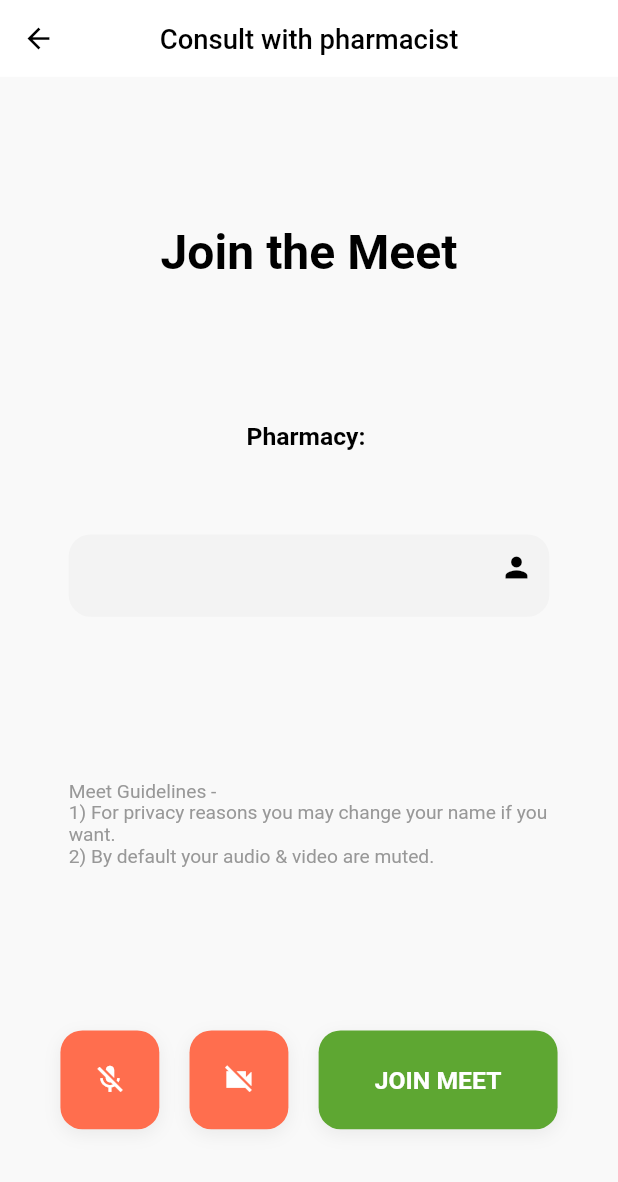
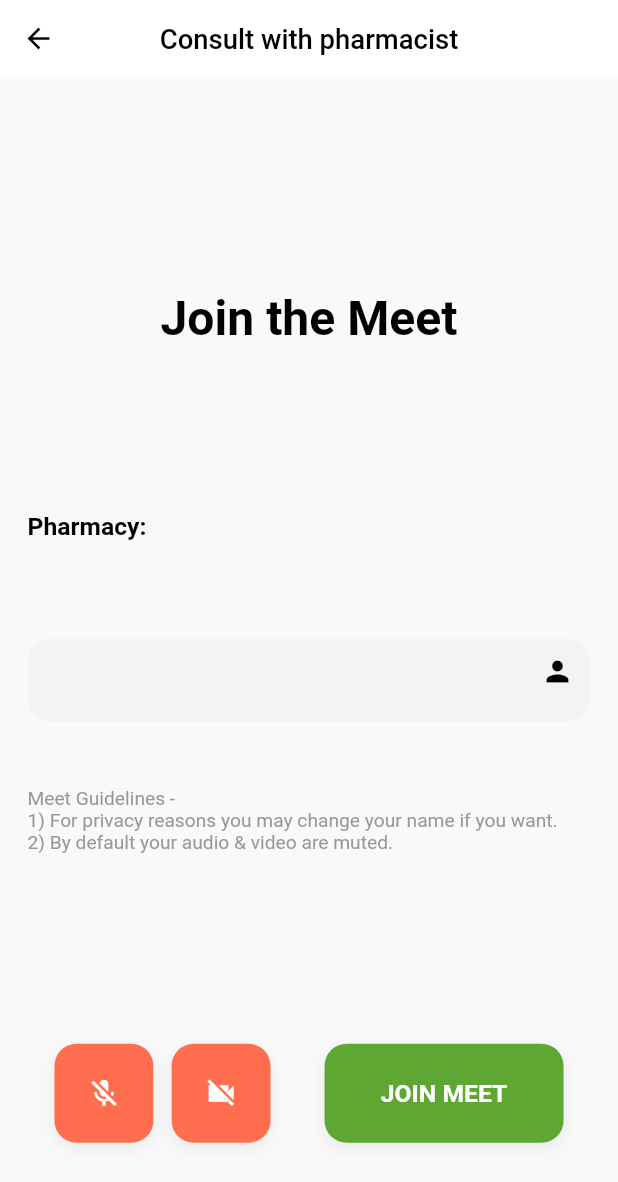
Before and after one commit to alisa-uthi/haiya-client-flutter, a Flutter app: the ConsultationVideoScreen screen opened by its route, on a phone screen of 412 x 824 dp. Shown: the top 1182 px of the screen. Run offline on Flutter 3.47's test engine with Material 2 defaults, Android fonts, the light colour scheme and no system bars; our stand-ins replace cached_network_image, firebase_core, firebase_messaging, flutter_datetime_picker, flutter_local_notifications, flutter_rating_bar and 9 more; missing offline and left inert: enum_to_string, flutter_otp, flutter_polyline_points, flutter_search_bar, jitsi_meet; accounts and stored records are empty.

Commit message:
change layout of ConsultationVideoScreen

```diff
--- a/lib/screens/consultation/consultation_video_screen.dart
+++ b/lib/screens/consultation/consultation_video_screen.dart
@@ -72,10 +72,12 @@ class _ConsultationVideoScreenState extends State<ConsultationVideoScreen> {
         child: Container(
           height: MediaQuery.of(context).size.height,
           width: MediaQuery.of(context).size.width,
+          padding: EdgeInsets.all(kDefaultPadding),
           child: Column(
+            crossAxisAlignment: CrossAxisAlignment.start,
             children: <Widget>[
               const Spacer(flex: 80),
-              Container(
+              Center(
                 child: Text(
                   "Join the Meet",
                   style: TextStyle(
@@ -85,7 +87,6 @@ class _ConsultationVideoScreenState extends State<ConsultationVideoScreen> {
                   ),
                   textAlign: TextAlign.center,
                 ),
-                margin: EdgeInsets.fromLTRB(32, 0, 32, 0),
               ),
               const Spacer(flex: 50),
               Text(
@@ -100,7 +101,6 @@ class _ConsultationVideoScreenState extends State<ConsultationVideoScreen> {
               ),
               const Spacer(flex: 30),
               Container(
-                width: 350,
                 height: 60,
                 decoration: BoxDecoration(
                   color: Color(0xfff3f3f3),
@@ -133,9 +133,8 @@ class _ConsultationVideoScreenState extends State<ConsultationVideoScreen> {
                   ),
                 ),
               ),
-              const Spacer(flex: 58),
+              const Spacer(flex: 20),
               Container(
-                width: 350,
                 child: Text(
                   "Meet Guidelines -\n1) For privacy reasons you may change your name if you want.\n2) By default your audio & video are muted.",
                   style: TextStyle(
@@ -146,8 +145,10 @@ class _ConsultationVideoScreenState extends State<ConsultationVideoScreen> {
               ),
               const Spacer(flex: 58),
               Row(
+                mainAxisAlignment: MainAxisAlignment.spaceAround,
                 children: [
-                  const Spacer(flex: 32),
+                  Row(
+                    children: [
                       GestureDetector(
                         onTap: () {
                           _onAudioMutedChanged(!isAudioMuted);
@@ -155,8 +156,9 @@ class _ConsultationVideoScreenState extends State<ConsultationVideoScreen> {
                         child: AnimatedContainer(
                           duration: Duration(milliseconds: 300),
                           decoration: BoxDecoration(
-                          color:
-                              isAudioMuted ? kPrimaryColor : Color(0xffffffff),
+                              color: isAudioMuted
+                                  ? kPrimaryColor
+                                  : Color(0xffffffff),
                               borderRadius: BorderRadius.circular(16),
                               boxShadow: [
                                 BoxShadow(
@@ -174,7 +176,7 @@ class _ConsultationVideoScreenState extends State<ConsultationVideoScreen> {
                           ),
                         ),
                       ),
-                  const Spacer(flex: 16),
+                      SizedBox(width: kDefaultPadding / 1.5),
                       GestureDetector(
                         onTap: () {
                           _onVideoMutedChanged(!isVideoMuted);
@@ -182,8 +184,9 @@ class _ConsultationVideoScreenState extends State<ConsultationVideoScreen> {
                         child: AnimatedContainer(
                           duration: Duration(milliseconds: 300),
                           decoration: BoxDecoration(
-                          color:
-                              isVideoMuted ? kPrimaryColor : Color(0xffffffff),
+                              color: isVideoMuted
+                                  ? kPrimaryColor
+                                  : Color(0xffffffff),
                               borderRadius: BorderRadius.circular(16),
                               boxShadow: [
                                 BoxShadow(
@@ -201,7 +204,8 @@ class _ConsultationVideoScreenState extends State<ConsultationVideoScreen> {
                           ),
                         ),
                       ),
-                  const Spacer(flex: 16),
+                    ],
+                  ),
                   GestureDetector(
                     onTap: () {
                       _joinMeeting(); // Join meet on tap
@@ -231,10 +235,9 @@ class _ConsultationVideoScreenState extends State<ConsultationVideoScreen> {
                           ),
                         )),
                   ),
-                  const Spacer(flex: 32),
                 ],
               ),
-              const Spacer(flex: 38),
+              const Spacer(flex: 20),
             ],
           ),
         ),
```
Lines whose indentation alone changed are shown as unchanged.
